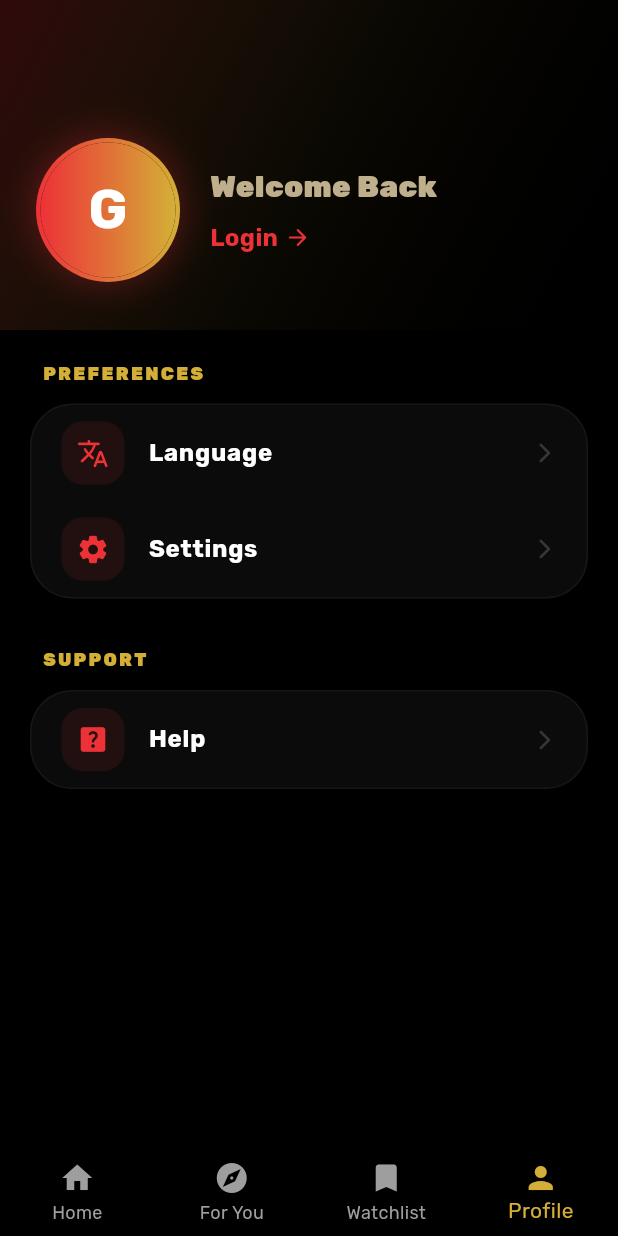
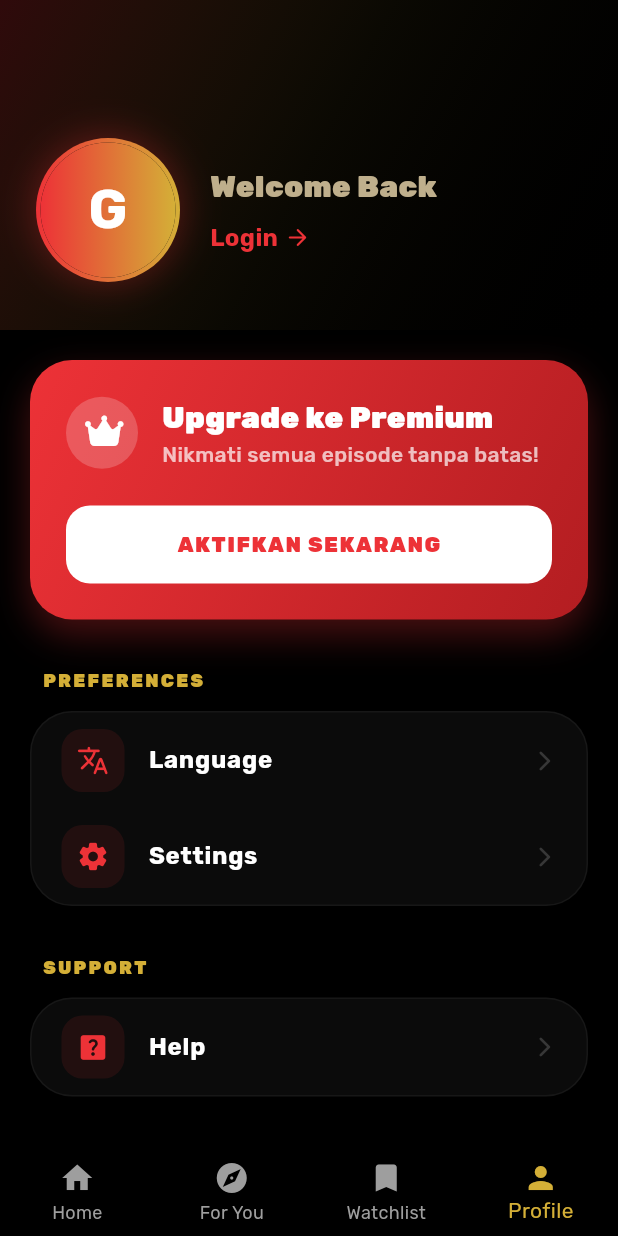
Before and after one commit to arjunanda/dracin-app, a Flutter app: the screen it shows after launch, item 4 of the bottom bar chosen, on a phone screen of 412 x 824 dp. Run offline on Flutter 3.47's test engine with Material 3 defaults, Android fonts, the phone set to English and light mode, and no system bars; our stand-ins replace cached_network_image, device_info_plus, dio, flutter_native_splash, flutter_riverpod, flutter_secure_storage and 8 more; network calls fail.

Commit message:
update latest

```diff
--- a/lib/core/widgets/premium_upgrade_dialog.dart
+++ b/lib/core/widgets/premium_upgrade_dialog.dart
@@ -91,7 +91,7 @@ class PremiumUpgradeDialog extends ConsumerWidget {
                       mainAxisSize: MainAxisSize.min,
                       children: [
                         Text(
-                          'Rp 80.000',
+                          'Rp 25.000',
                           style: TextStyle(
                             fontSize: 24,
                             fontWeight: FontWeight.bold,
--- a/lib/features/profile/screens/profile_screen.dart
+++ b/lib/features/profile/screens/profile_screen.dart
@@ -7,6 +7,7 @@ import '../../auth/providers/auth_provider.dart';
 import '../../auth/screens/login_screen.dart';
 import './setting/setting_screen.dart';
 import './help/help_center_screen.dart';
+import '../../../core/widgets/premium_upgrade_dialog.dart';
 
 class ProfileScreen extends ConsumerStatefulWidget {
   const ProfileScreen({super.key});
@@ -258,6 +259,10 @@ class _ProfileScreenState extends ConsumerState<ProfileScreen> {
               child: Column(
                 crossAxisAlignment: CrossAxisAlignment.start,
                 children: [
+                  if (!isLoggedIn || !(user?.isPremium ?? false)) ...[
+                    _buildPremiumBanner(context, ref),
+                    const SizedBox(height: 32),
+                  ],
                   _buildSectionHeader(AppStrings.get('preferences', lang)),
                   const SizedBox(height: 12),
                   _buildMenuCard(
@@ -625,4 +630,155 @@ class _ProfileScreenState extends ConsumerState<ProfileScreen> {
       ),
     );
   }
+
+  Widget _buildPremiumBanner(BuildContext context, WidgetRef ref) {
+    return Container(
+      padding: const EdgeInsets.all(24),
+      decoration: BoxDecoration(
+        gradient: const LinearGradient(
+          colors: [AppColors.primary, AppColors.secondary],
+          begin: Alignment.topLeft,
+          end: Alignment.bottomRight,
+        ),
+        borderRadius: BorderRadius.circular(28),
+        boxShadow: [
+          BoxShadow(
+            color: AppColors.primary.withOpacity(0.3),
+            blurRadius: 20,
+            offset: const Offset(0, 10),
+          ),
+        ],
+      ),
+      child: Column(
+        crossAxisAlignment: CrossAxisAlignment.start,
+        children: [
+          Row(
+            children: [
+              Container(
+                padding: const EdgeInsets.all(12),
+                decoration: BoxDecoration(
+                  color: Colors.white.withOpacity(0.2),
+                  shape: BoxShape.circle,
+                ),
+                child: const Icon(
+                  FontAwesomeIcons.crown,
+                  color: Colors.white,
+                  size: 24,
+                ),
+              ),
+              const SizedBox(width: 16),
+              const Expanded(
+                child: Column(
+                  crossAxisAlignment: CrossAxisAlignment.start,
+                  children: [
+                    Text(
+                      'Upgrade ke Premium',
+                      style: TextStyle(
+                        color: Colors.white,
+                        fontSize: 20,
+                        fontWeight: FontWeight.w900,
+                      ),
+                    ),
+                    Text(
+                      'Nikmati semua episode tanpa batas!',
+                      style: TextStyle(
+                        color: Colors.white70,
+                        fontSize: 14,
+                        fontWeight: FontWeight.w500,
+                      ),
+                    ),
+                  ],
+                ),
+              ),
+            ],
+          ),
+          const SizedBox(height: 24),
+          SizedBox(
+            width: double.infinity,
+            child: ElevatedButton(
+              onPressed: () {
+                showDialog(
+                  context: context,
+                  barrierDismissible: true,
+                  builder: (context) => PremiumUpgradeDialog(
+                    onPaymentSuccess: () async {
+                      if (mounted) {
+                        await ref.read(authProvider.notifier).refreshUser();
+                        if (mounted) {
+                          _showSuccessDialog();
+                        }
+                      }
+                    },
+                  ),
+                );
+              },
+              style: ElevatedButton.styleFrom(
+                backgroundColor: Colors.white,
+                foregroundColor: AppColors.primary,
+                padding: const EdgeInsets.symmetric(vertical: 16),
+                shape: RoundedRectangleBorder(
+                  borderRadius: BorderRadius.circular(16),
+                ),
+                elevation: 0,
+              ),
+              child: const Text(
+                'AKTIFKAN SEKARANG',
+                style: TextStyle(
+                  fontWeight: FontWeight.w900,
+                  fontSize: 14,
+                  letterSpacing: 1,
+                ),
+              ),
+            ),
+          ),
+        ],
+      ),
+    );
+  }
+
+  void _showSuccessDialog() {
+    showDialog(
+      context: context,
+      barrierDismissible: false,
+      builder: (context) => AlertDialog(
+        backgroundColor: Theme.of(context).brightness == Brightness.dark
+            ? AppColors.darkSurface
+            : Colors.white,
+        shape: RoundedRectangleBorder(borderRadius: BorderRadius.circular(24)),
+        content: Column(
+          mainAxisSize: MainAxisSize.min,
+          children: [
+            const Icon(Icons.check_circle, color: Colors.green, size: 64),
+            const SizedBox(height: 16),
+            const Text(
+              'Selamat!',
+              style: TextStyle(fontSize: 22, fontWeight: FontWeight.bold),
+            ),
+            const SizedBox(height: 8),
+            const Text(
+              'Anda sekarang adalah member Premium!',
+              textAlign: TextAlign.center,
+              style: TextStyle(fontSize: 16),
+            ),
+            const SizedBox(height: 24),
+            ElevatedButton(
+              onPressed: () => Navigator.pop(context),
+              style: ElevatedButton.styleFrom(
+                backgroundColor: AppColors.primary,
+                foregroundColor: Colors.white,
+                padding: const EdgeInsets.symmetric(
+                  horizontal: 32,
+                  vertical: 12,
+                ),
+                shape: RoundedRectangleBorder(
+                  borderRadius: BorderRadius.circular(12),
+                ),
+              ),
+              child: const Text('Mulai Nonton'),
+            ),
+          ],
+        ),
+      ),
+    );
+  }
 }
--- a/pubspec.yaml
+++ b/pubspec.yaml
@@ -16,7 +16,7 @@ publish_to: "none" # Remove this line if you wish to publish to pub.dev
 # https://developer.apple.com/library/archive/documentation/General/Reference/InfoPlistKeyReference/Articles/CoreFoundationKeys.html
 # In Windows, build-name is used as the major, minor, and patch parts
 # of the product and file versions while build-number is used as the build suffix.
-version: 1.0.0+1
+version: 1.0.0+3
 
 environment:
   sdk: ^3.10.4
```
Also changed, not shown: lib/core/widgets/custom_video_player.dart (+14 -5 lines).
